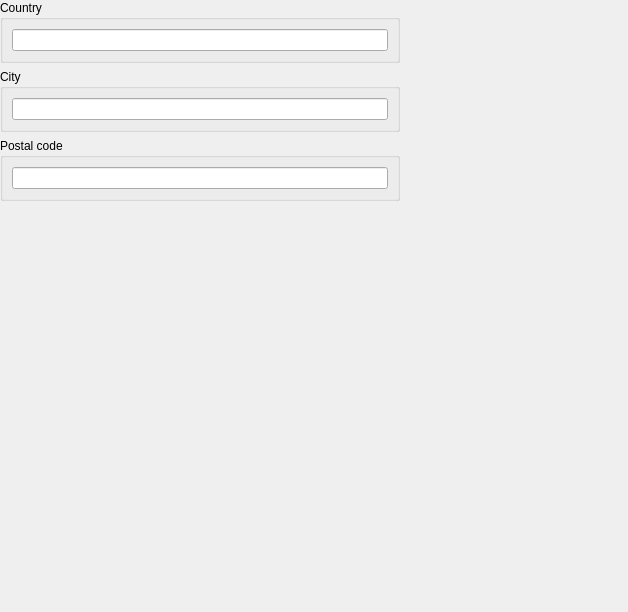
First picture: the form in Include/imtauthgui/CAddressEditorComp.ui, repository ImagingTools/ImtCore, before the edit.
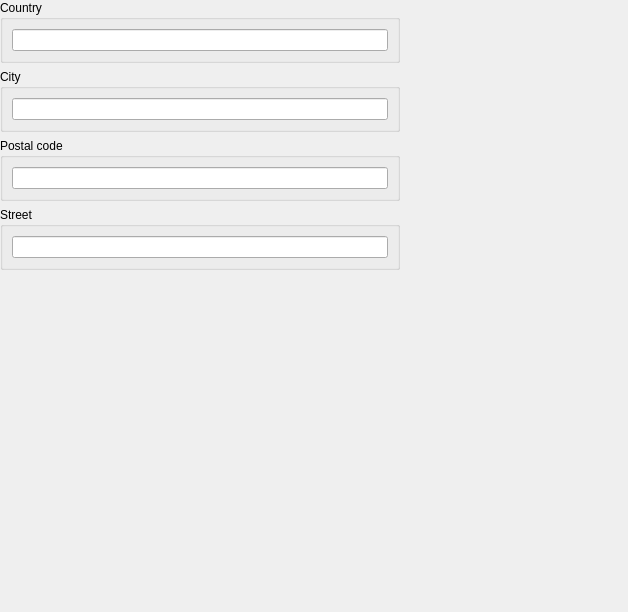
Second picture: the form after the edit.

```diff
--- a/Include/imtauthgui/CAddressEditorComp.ui
+++ b/Include/imtauthgui/CAddressEditorComp.ui
@@ -83,6 +83,24 @@
      </layout>
     </widget>
    </item>
+   <item>
+    <widget class="QGroupBox" name="StreetGroup">
+     <property name="maximumSize">
+      <size>
+       <width>400</width>
+       <height>16777215</height>
+      </size>
+     </property>
+     <property name="title">
+      <string>Street</string>
+     </property>
+     <layout class="QVBoxLayout" name="verticalLayout_5">
+      <item>
+       <widget class="QLineEdit" name="StreetEdit"/>
+      </item>
+     </layout>
+    </widget>
+   </item>
    <item>
     <spacer name="verticalSpacer">
      <property name="orientation">
```
